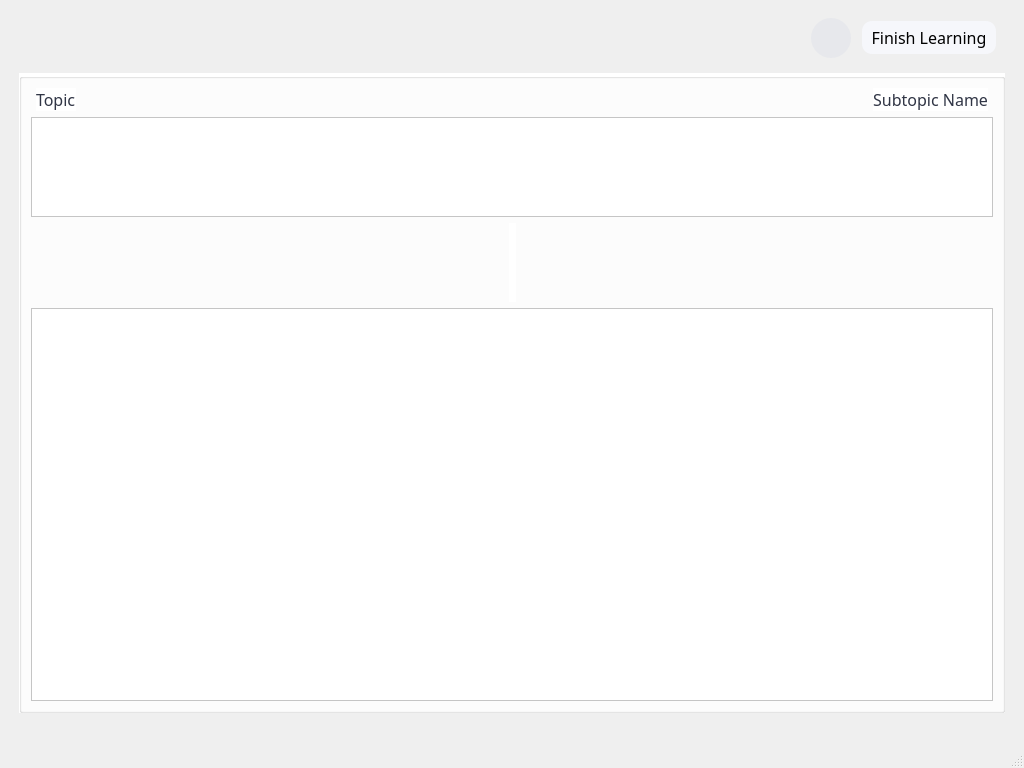
Qt form gui/learnNotes.ui (AlexShem247/note-and-flashcard-maker) before a commit.
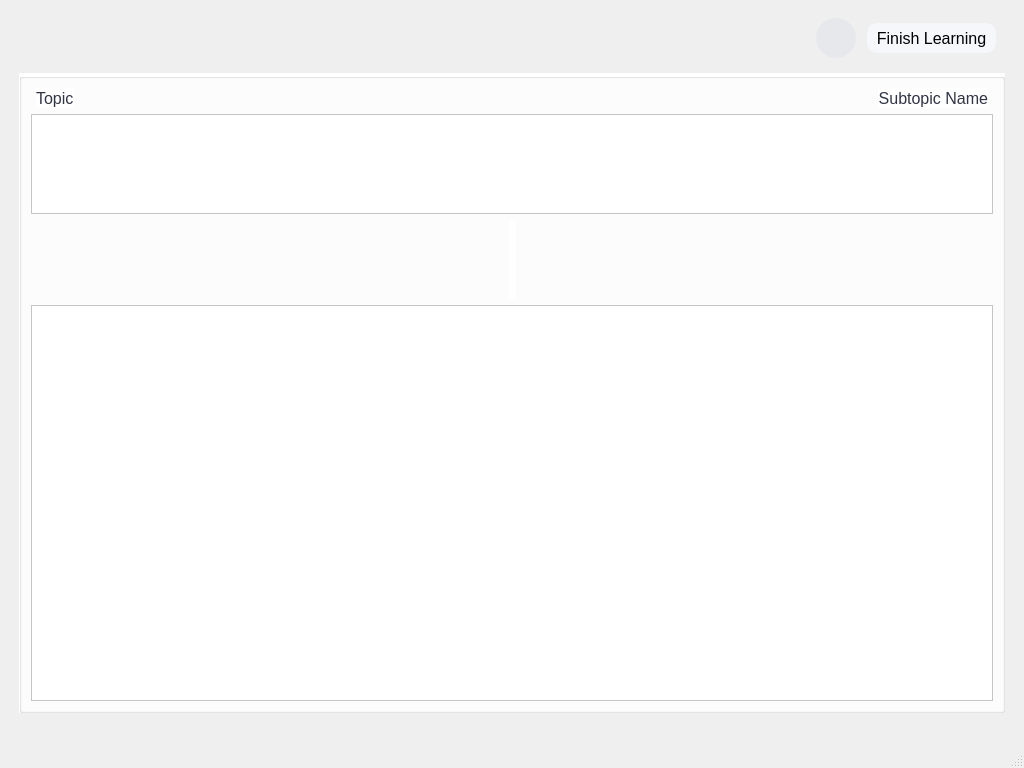
The same form after that commit.

Commit message: Changed Font to MS Shell

Patch:
```diff
--- a/gui/learnNotes.ui
+++ b/gui/learnNotes.ui
@@ -51,7 +51,7 @@
             <widget class="QLabel" name="courseNameLabel">
              <property name="font">
               <font>
-               <family>Neue Haas Grotesk Text Pro</family>
+               <family>MS Shell Dlg 2</family>
                <pointsize>16</pointsize>
               </font>
              </property>
@@ -85,7 +85,7 @@
              </property>
              <property name="font">
               <font>
-               <family>Neue Haas Grotesk Text Pro</family>
+               <family>MS Shell Dlg 2</family>
               </font>
              </property>
              <property name="toolTip">
@@ -138,7 +138,7 @@
              </property>
              <property name="font">
               <font>
-               <family>Neue Haas Grotesk Text Pro</family>
+               <family>MS Shell Dlg 2</family>
                <pointsize>12</pointsize>
               </font>
              </property>
@@ -220,7 +220,7 @@
               <widget class="QLabel" name="topicLabel">
                <property name="font">
                 <font>
-                 <family>Neue Haas Grotesk Text Pro</family>
+                 <family>MS Shell Dlg 2</family>
                  <pointsize>12</pointsize>
                 </font>
                </property>
@@ -249,7 +249,7 @@
               <widget class="QLabel" name="subtopicLabel">
                <property name="font">
                 <font>
-                 <family>Neue Haas Grotesk Text Pro</family>
+                 <family>MS Shell Dlg 2</family>
                  <pointsize>12</pointsize>
                 </font>
                </property>
@@ -294,7 +294,7 @@
            </property>
            <property name="font">
             <font>
-             <family>Neue Haas Grotesk Text Pro</family>
+             <family>MS Shell Dlg 2</family>
              <pointsize>20</pointsize>
              <weight>75</weight>
              <bold>true</bold>
@@ -313,7 +313,7 @@
             <string>&lt;!DOCTYPE HTML PUBLIC &quot;-//W3C//DTD HTML 4.0//EN&quot; &quot;http://www.w3.org/TR/REC-html40/strict.dtd&quot;&gt;
 &lt;html&gt;&lt;head&gt;&lt;meta name=&quot;qrichtext&quot; content=&quot;1&quot; /&gt;&lt;style type=&quot;text/css&quot;&gt;
 p, li { white-space: pre-wrap; }
-&lt;/style&gt;&lt;/head&gt;&lt;body style=&quot; font-family:'Neue Haas Grotesk Text Pro'; font-size:20pt; font-weight:600; font-style:normal;&quot;&gt;
+&lt;/style&gt;&lt;/head&gt;&lt;body style=&quot; font-family:'MS Shell Dlg 2'; font-size:20pt; font-weight:600; font-style:normal;&quot;&gt;
 &lt;p align=&quot;center&quot; style=&quot;-qt-paragraph-type:empty; margin-top:0px; margin-bottom:0px; margin-left:0px; margin-right:0px; -qt-block-indent:0; text-indent:0px; font-family:'MS Shell Dlg 2';&quot;&gt;&lt;br /&gt;&lt;/p&gt;&lt;/body&gt;&lt;/html&gt;</string>
            </property>
           </widget>
@@ -337,7 +337,7 @@
             <widget class="QLabel" name="diagramLabel">
              <property name="font">
               <font>
-               <family>Neue Haas Grotesk Text Pro</family>
+               <family>MS Shell Dlg 2</family>
               </font>
              </property>
              <property name="text">
@@ -364,7 +364,7 @@
           <widget class="QTextEdit" name="answerEdit">
            <property name="font">
             <font>
-             <family>Neue Haas Grotesk Text Pro</family>
+             <family>MS Shell Dlg 2</family>
              <pointsize>20</pointsize>
              <weight>50</weight>
              <bold>false</bold>
@@ -383,7 +383,7 @@
             <string>&lt;!DOCTYPE HTML PUBLIC &quot;-//W3C//DTD HTML 4.0//EN&quot; &quot;http://www.w3.org/TR/REC-html40/strict.dtd&quot;&gt;
 &lt;html&gt;&lt;head&gt;&lt;meta name=&quot;qrichtext&quot; content=&quot;1&quot; /&gt;&lt;style type=&quot;text/css&quot;&gt;
 p, li { white-space: pre-wrap; }
-&lt;/style&gt;&lt;/head&gt;&lt;body style=&quot; font-family:'Neue Haas Grotesk Text Pro'; font-size:20pt; font-weight:400; font-style:normal;&quot;&gt;
+&lt;/style&gt;&lt;/head&gt;&lt;body style=&quot; font-family:'MS Shell Dlg 2'; font-size:20pt; font-weight:400; font-style:normal;&quot;&gt;
 &lt;p align=&quot;center&quot; style=&quot;-qt-paragraph-type:empty; margin-top:0px; margin-bottom:0px; margin-left:0px; margin-right:0px; -qt-block-indent:0; text-indent:0px; font-family:'MS Shell Dlg 2'; font-weight:600;&quot;&gt;&lt;br /&gt;&lt;/p&gt;&lt;/body&gt;&lt;/html&gt;</string>
            </property>
           </widget>
```
The commit also changes 27 other files.
